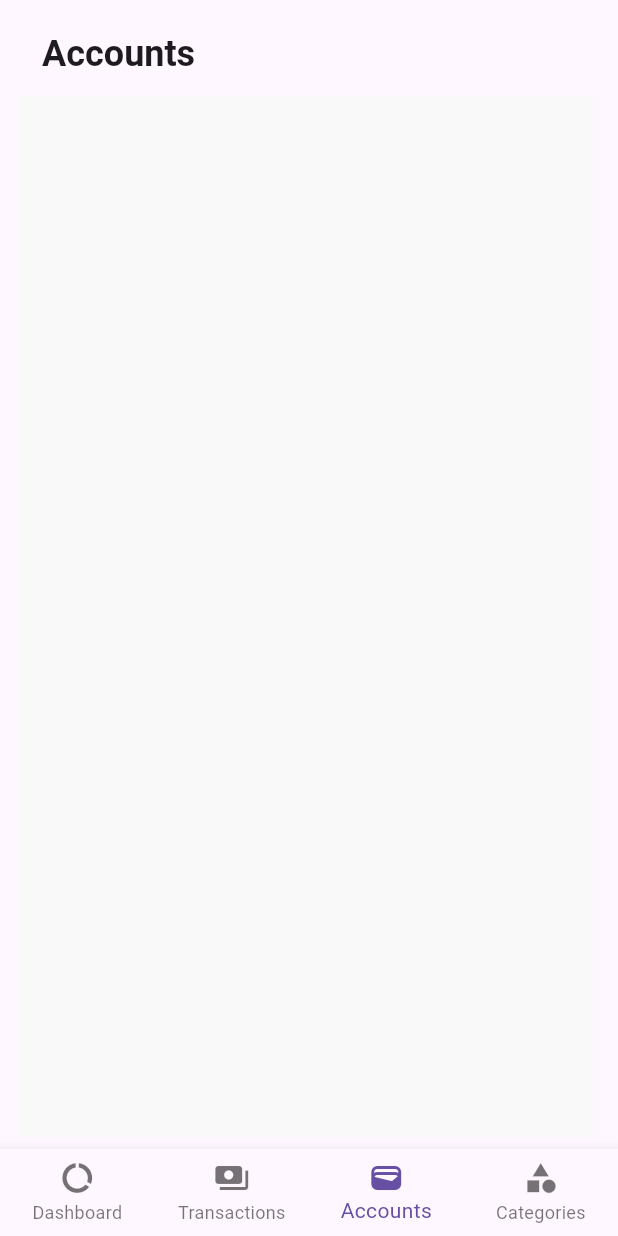
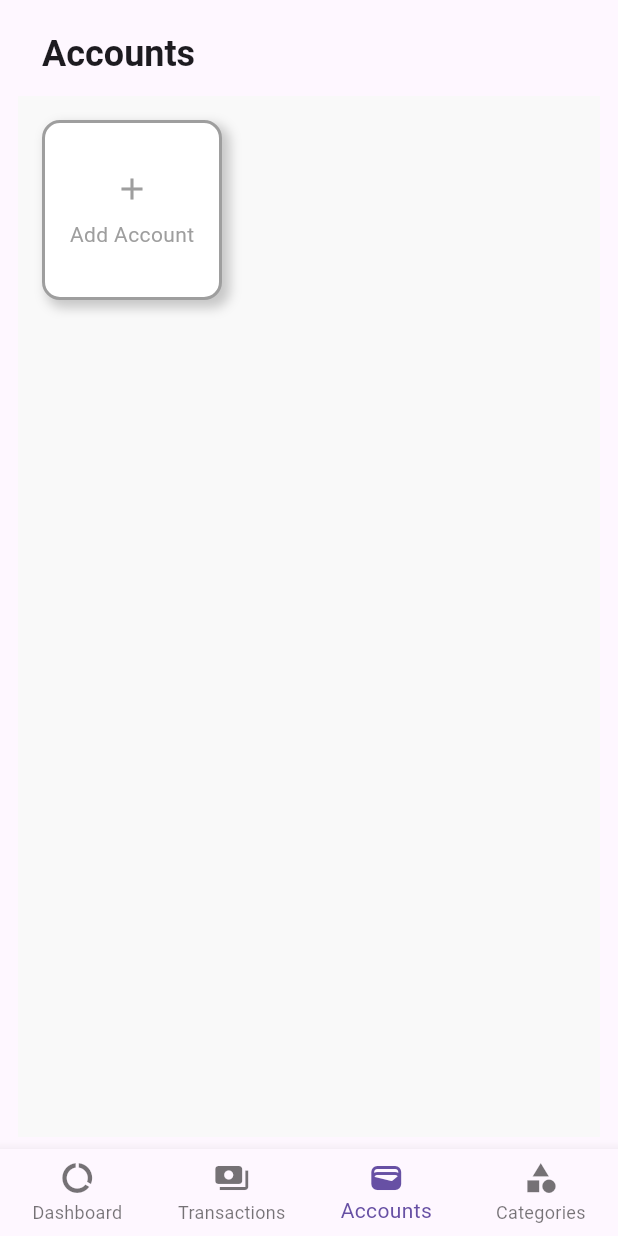
Before and after one commit to RevinSicat/budgetfy-mobile, a Flutter app: the screen it shows after launch, item 3 of the bottom bar chosen, on a phone screen of 412 x 824 dp. Run offline on Flutter 3.47's test engine with Material 3 defaults, Android fonts, the phone set to English and light mode, and no system bars; our stand-ins replace flutter_riverpod, supabase_flutter; accounts and stored records are empty.

Commit message:
bugfix: minor corrections to dashboard, account, transaction screens

```diff
--- a/lib/src/common/widgets/add_account_card.dart
+++ b/lib/src/common/widgets/add_account_card.dart
@@ -13,6 +13,7 @@ class AddAccountCard extends StatelessWidget{
             onTap: onTap,
             child: Container(
                 width: 120,
+                height: 120,
                 margin: const EdgeInsets.only(right: 12),
                 padding: const EdgeInsets.all(16),
                 decoration: BoxDecoration(
@@ -21,7 +22,15 @@ class AddAccountCard extends StatelessWidget{
                         color: Colors.grey,
                         width: 2
                     ),
-                    borderRadius: BorderRadius.circular(12)
+                    borderRadius: BorderRadius.circular(12),
+                    boxShadow: [
+                        BoxShadow(
+                            color: Colors.black.withOpacity(0.2),
+                            offset: const Offset(4, 4),
+                            blurRadius: 6,
+                            spreadRadius: 1,
+                        )
+                    ]
                 ),
                 child: const Column(
                     mainAxisSize: MainAxisSize.min,
--- a/lib/src/common/widgets/transaction_tile.dart
+++ b/lib/src/common/widgets/transaction_tile.dart
@@ -40,10 +40,7 @@ class TransactionTile extends StatelessWidget {
                     radius: 6,
                 ),
                 title: Text(
-                    transaction.category?.name ?? 'Uncategorized',
-                    style: TextStyle(
-                        fontSize: 16,
-                    ),
+                    transaction.category?.name ?? 'Uncategorized'
                 ),
                 trailing: Text(
                     '${isIncome ? '+' : ''}${transaction.amount.toStringAsFixed(2)}',
--- a/lib/src/pages/account/account_screen.dart
+++ b/lib/src/pages/account/account_screen.dart
@@ -2,6 +2,7 @@ import 'package:flutter/material.dart';
 import 'package:flutter_riverpod/flutter_riverpod.dart';
 import '../../features/account/account_provider.dart';
 import '../../common/widgets/account_card.dart';
+import '../../common/widgets/add_account_card.dart';
 
 class AccountScreen extends ConsumerWidget {
     const AccountScreen({super.key});
@@ -24,7 +25,12 @@ class AccountScreen extends ConsumerWidget {
                     child: Wrap(
                     spacing: 12, // horizontal spacing between cards
                     runSpacing: 12, // vertical spacing between rows
-                    children: accounts.map((acc) => AccountCard(account: acc)).toList(),
+                    children: [
+                        ...accounts.map((acc) => AccountCard(account: acc)),
+                        AddAccountCard(onTap: () {
+                            // TODO: Open Account Form
+                            })
+                        ]
                     ),
                 ),
                 loading: () => const Center(child: CircularProgressIndicator()),
--- a/lib/src/pages/dashboard/dashboard_screen.dart
+++ b/lib/src/pages/dashboard/dashboard_screen.dart
@@ -28,7 +28,7 @@ class DashboardScreen extends ConsumerWidget{
                             ),
 
                             const Padding(
-                                padding: EdgeInsetsGeometry.symmetric(horizontal: 16),
+                                padding: EdgeInsets.symmetric(horizontal: 16),
                                 child: Text(
                                     'Accounts',
                                     style: TextStyle(
```
Also changed, not shown: lib/src/pages/transaction/transaction_screen.dart (+4 -23 lines).
